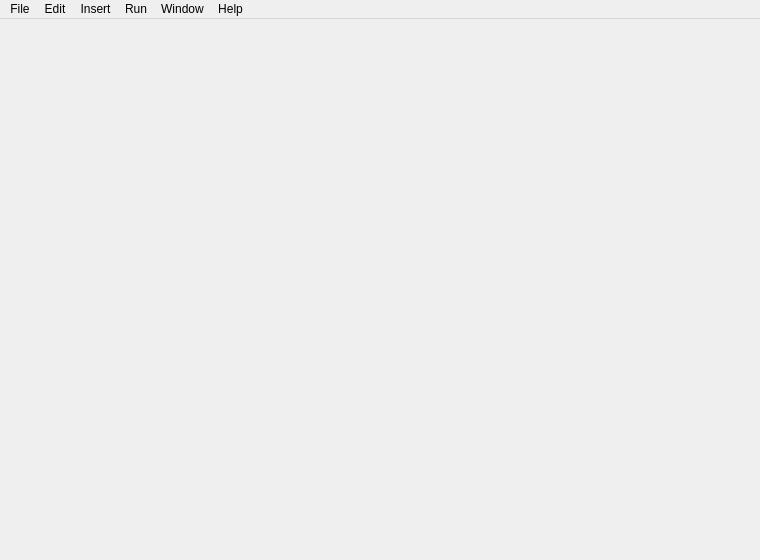
victor-yacovlev/kumir2, file src/plugins/coregui/mainwindow.ui: the form before one commit.
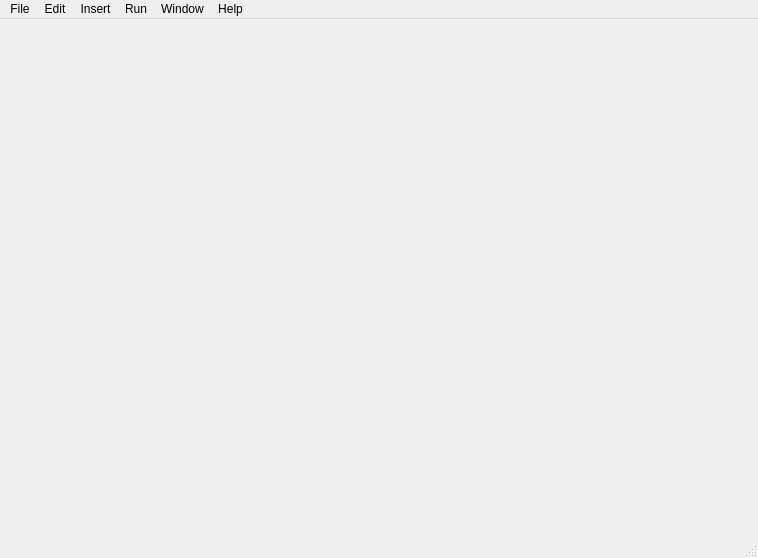
The form after the commit. Custom widgets are drawn as their Qt base class.

```diff
--- a/src/plugins/coregui/mainwindow.ui
+++ b/src/plugins/coregui/mainwindow.ui
@@ -6,8 +6,8 @@
    <rect>
     <x>0</x>
     <y>0</y>
-    <width>760</width>
-    <height>560</height>
+    <width>758</width>
+    <height>558</height>
    </rect>
   </property>
   <property name="windowTitle">
@@ -53,7 +53,7 @@
     <rect>
      <x>0</x>
      <y>0</y>
-     <width>760</width>
+     <width>758</width>
      <height>21</height>
     </rect>
    </property>
@@ -128,6 +128,7 @@
    <addaction name="menuWindow"/>
    <addaction name="menuHelp"/>
   </widget>
+  <widget class="QStatusBar" name="statusBar"/>
   <action name="actionNewProgram">
    <property name="text">
     <string>Program</string>
```
